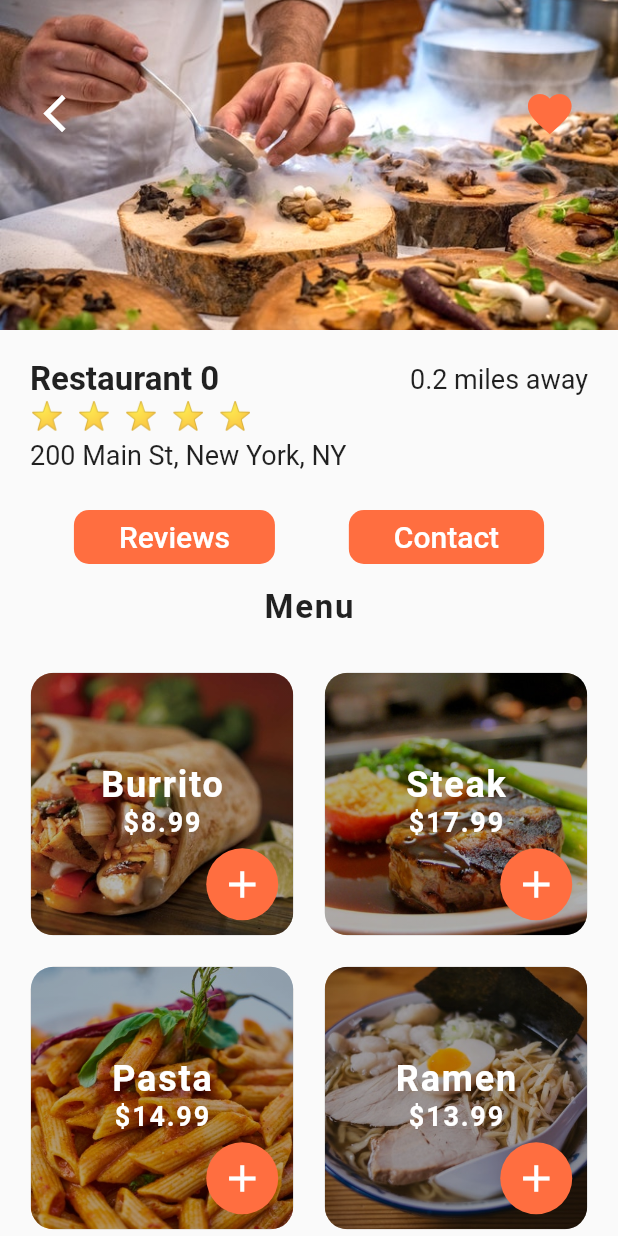
After one commit to Matheus-Tankian/food-delivery, a Flutter app: the screen it shows after launch, after a tap on "Restaurant 0", on a phone screen of 412 x 824 dp. The commit adds this screen. Run offline on Flutter 3.47's test engine with Material 2 defaults, Android fonts, the phone set to English and light mode, and no system bars.

Commit message:
ainda em producao

```diff
--- a/lib/screens/home_screen.dart
+++ b/lib/screens/home_screen.dart
@@ -1,6 +1,7 @@
 import 'package:flutter/material.dart';
 import 'package:flutter_fooddeliveryui/data/data.dart';
 import 'package:flutter_fooddeliveryui/models/restaurant.dart';
+import 'package:flutter_fooddeliveryui/screens/restaurant_screen.dart';
 import 'package:flutter_fooddeliveryui/widgets/recent_orders.dart';
 import 'package:flutter_fooddeliveryui/widgets/rating_stars.dart';
 
@@ -15,7 +16,12 @@ class _HomeScreenState extends State<HomeScreen> {
     List<Widget> restaurantList = [];
     restaurants.forEach((Restaurant restaurant ) {
       restaurantList.add(
-        Container(
+        GestureDetector(
+          onTap: ()=>Navigator.push(context,
+              MaterialPageRoute(builder: (_) => RestaurantScreen(restaurant:restaurant),
+              ),
+          ),
+          child: Container(
             margin: EdgeInsets.symmetric(horizontal: 20.0, vertical: 10.0),
             decoration: BoxDecoration(
               color: Colors.white,
@@ -30,11 +36,14 @@ class _HomeScreenState extends State<HomeScreen> {
                 children: [
                   ClipRRect(
                     borderRadius: BorderRadius.circular(15.0),
+                    child: Hero(
+                      tag: restaurant.imageUrl,
                       child: Image(
                         height: 150.0,
                         width: 150.0,
                         image: AssetImage(restaurant.imageUrl),
                         fit: BoxFit.cover,
+                      ),
                     ),
                   ),
                   Expanded(
@@ -78,6 +87,7 @@ class _HomeScreenState extends State<HomeScreen> {
                     ),
                   ),
                 ],
+              ),
             ),
           ),
         ),
--- /dev/null
+++ b/lib/screens/restaurant_screen.dart
@@ -0,0 +1,235 @@
+import 'package:flutter/material.dart';
+import 'package:flutter/widgets.dart';
+import 'package:flutter_fooddeliveryui/models/food.dart';
+import 'package:flutter_fooddeliveryui/models/restaurant.dart';
+import 'package:flutter_fooddeliveryui/widgets/rating_stars.dart';
+
+class RestaurantScreen extends StatefulWidget {
+
+  final Restaurant restaurant;
+
+  RestaurantScreen({this.restaurant});
+
+  @override
+  _RestaurantScreenState createState() => _RestaurantScreenState();
+}
+
+class _RestaurantScreenState extends State<RestaurantScreen> {
+
+  _buildMenuItem(Food menuItem){
+    return Center(
+      child: Stack(
+        alignment: Alignment.center,
+        children: [
+          Container(
+            height: 175.0,
+            width: 175.0,
+            decoration: BoxDecoration(
+              image: DecorationImage(
+                image: AssetImage(menuItem.imageUrl),
+                fit: BoxFit.cover,
+              ),
+              borderRadius: BorderRadius.circular(15.0),
+            ),
+          ),
+          Container(
+            height: 175.0,
+            width: 175.0,
+            decoration: BoxDecoration(
+              borderRadius: BorderRadius.circular(15.0),
+              gradient: LinearGradient(
+                begin: Alignment.topRight,
+                end: Alignment.bottomLeft,
+                colors: [
+                  Colors.black.withOpacity(0.3),
+                  Colors.black87.withOpacity(0.3),
+                  Colors.black54.withOpacity(0.3),
+                  Colors.black38.withOpacity(0.3),
+                ],
+                stops: [0.1,0.4,0.6,0.9],
+              ),
+            ),
+          ),
+          Positioned(
+            bottom:65.0,
+              child:Column(
+                children: [
+                  Text(
+                    menuItem.name,
+                    style: TextStyle(
+                      color: Colors.white,
+                      fontWeight: FontWeight.bold,
+                      fontSize: 24.0,
+                      letterSpacing: 1.2,
+                    ),
+                  ),
+                  Text(
+                    '\$${menuItem.price}',
+                    style: TextStyle(
+                      color: Colors.white,
+                      fontWeight: FontWeight.bold,
+                      fontSize: 18.0,
+                      letterSpacing: 1.2,
+                    ),
+                  ),
+                ],
+              ),
+          ),
+          Positioned(
+            bottom: 10.0,
+            right: 10.0,
+            child: Container(
+              decoration: BoxDecoration(
+                color: Theme.of(context).primaryColor,
+                borderRadius: BorderRadius.circular(30.0),
+              ),
+              child: IconButton(
+                icon: Icon(Icons.add),
+                iconSize: 30.0,
+                color: Colors.white,
+                onPressed: () {},
+              ),
+            ),
+          ),
+        ],
+      ),
+    );
+  }
+
+  @override
+  Widget build(BuildContext context) {
+    return Scaffold(
+      body: Column(
+        children: [
+          Stack(
+            children: [
+              Hero(
+                tag: widget.restaurant.imageUrl,
+                child: Image(
+                  height: 220.0,
+                  width: MediaQuery.of(context).size.width,
+                  image:AssetImage(widget.restaurant.imageUrl),
+                  fit: BoxFit.cover,
+                ),
+              ),
+             Padding(
+               padding: EdgeInsets.symmetric(vertical: 50.0, horizontal: 20.0),
+               child:  Row(
+                 mainAxisAlignment: MainAxisAlignment.spaceBetween,
+                 children: [
+                   IconButton(
+                     icon: Icon(Icons.arrow_back_ios),
+                     color: Colors.white,
+                     iconSize: 30.0,
+                     onPressed: ()=> Navigator.pop(context),
+                   ),
+
+                   IconButton(
+                     icon: Icon(Icons.favorite),
+                     color: Theme.of(context).primaryColor,
+                     iconSize: 35.0,
+                     onPressed: () {},
+                   ),
+                 ],
+               ),
+             ),
+            ],
+          ),
+          Padding(
+            padding: EdgeInsets.all(20.0),
+            child: Column(
+              crossAxisAlignment: CrossAxisAlignment.start,
+              children: [
+                Row(
+                  mainAxisAlignment: MainAxisAlignment.spaceBetween,
+                  children: [
+                    Text(
+                      widget.restaurant.name,
+                      style: TextStyle(
+                        fontSize: 22.0,
+                        fontWeight: FontWeight.w600,
+                      ),
+                    ),
+                    Text(
+                      '0.2 miles away',
+                      style: TextStyle(
+                        fontSize: 18.0,
+                      ),
+                    ),
+                  ],
+                ),
+                RatingStars(widget.restaurant.rating),
+                SizedBox(height: 6.0),
+                Text(
+                  widget.restaurant.address,
+                  style: TextStyle(
+                    fontSize: 18.0,
+                  ),
+                ),
+              ],
+            ),
+          ),
+          Row(
+            mainAxisAlignment: MainAxisAlignment.spaceEvenly,
+            children: [
+              FlatButton(
+                padding: EdgeInsets.symmetric(horizontal: 30.0),
+                color: Theme.of(context).primaryColor,
+                shape: RoundedRectangleBorder(
+                  borderRadius: BorderRadius.circular(10.0),
+                ),
+                child: Text(
+                  'Reviews',
+                  style: TextStyle(
+                    color: Colors.white,
+                    fontSize: 20.0,
+                  ),
+                ),
+                onPressed: () {},
+              ),
+
+              FlatButton(
+                padding: EdgeInsets.symmetric(horizontal: 30.0),
+                color: Theme.of(context).primaryColor,
+                shape: RoundedRectangleBorder(
+                  borderRadius: BorderRadius.circular(10.0),
+                ),
+                child: Text(
+                  'Contact',
+                  style: TextStyle(
+                    color: Colors.white,
+                    fontSize: 20.0,
+                  ),
+                ),
+                onPressed: () {},
+              ),
+            ],
+          ),
+          SizedBox(height: 10.0),
+          Center(
+            child:Text(
+              'Menu',
+              style: TextStyle(
+                fontSize: 22.0,
+                fontWeight: FontWeight.w600,
+                letterSpacing: 1.2,
+              ),
+            ),
+          ),
+          SizedBox(height: 10.0),
+          Expanded(
+              child: GridView.count(
+                padding: EdgeInsets.all(10.0),
+                crossAxisCount: 2,
+                children: List.generate(widget.restaurant.menu.length, (index){
+                  Food food = widget.restaurant.menu[index];
+                  return _buildMenuItem(food);
+
+                }),
+              ),
+          ),
+        ],
+      ),
+    );
+  }
+}
```
Lines whose indentation alone changed are shown as unchanged.
